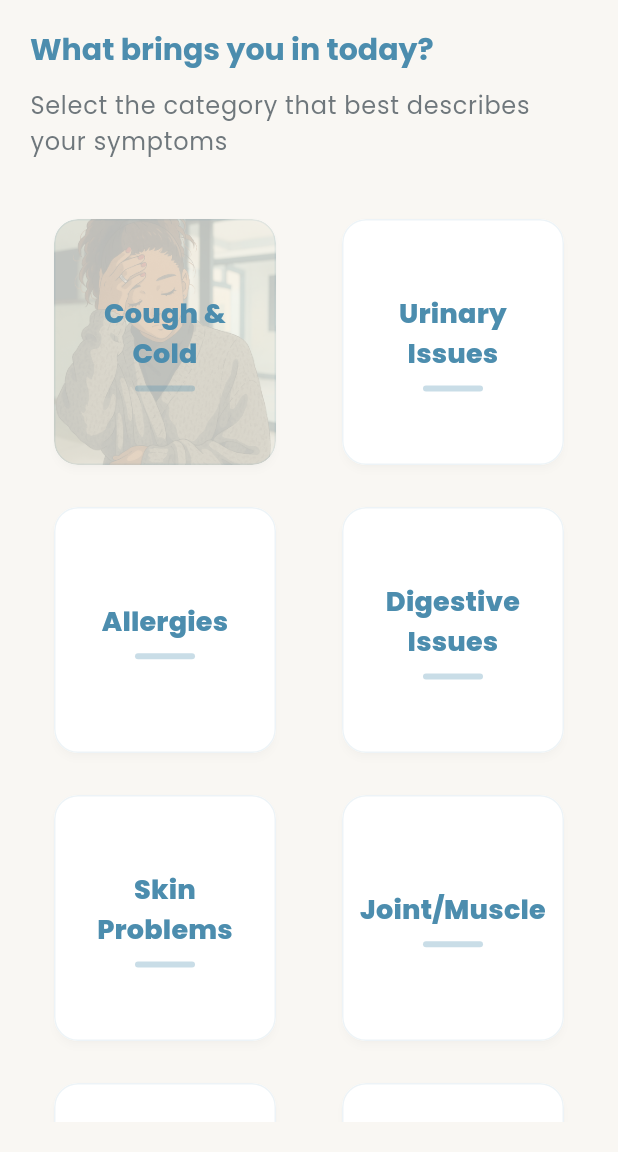
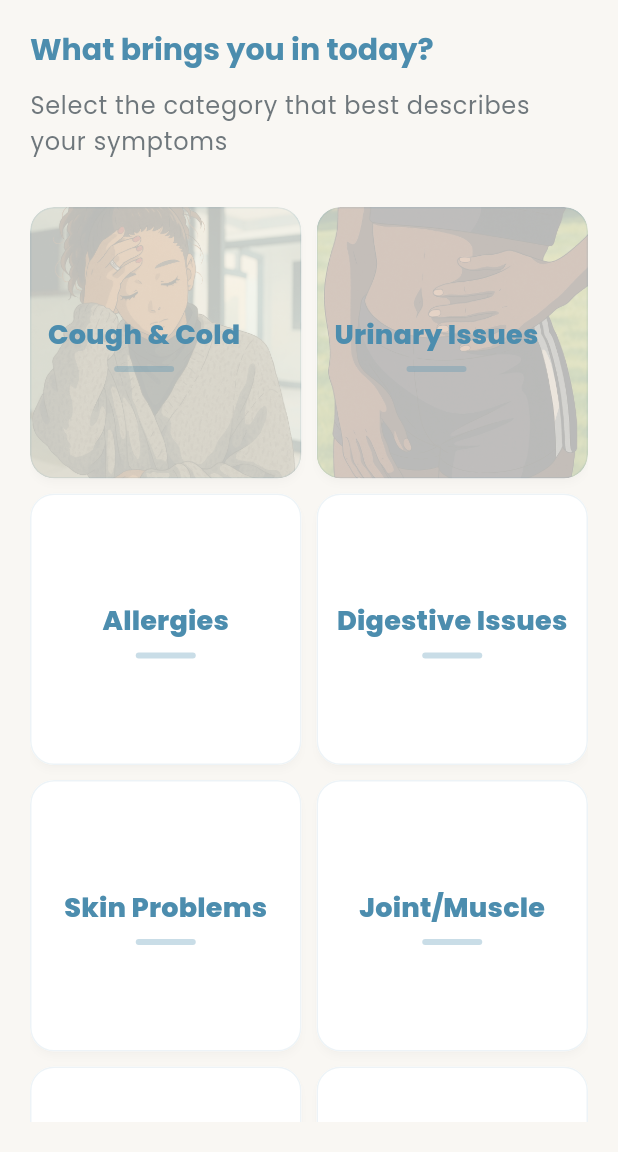
Before and after one commit to gmtfrombc/uber-health-app, a Flutter app: the CategorySelectionScreen screen opened directly with empty values, on a phone screen of 412 x 824 dp, the part 84-1236 px from its top. Run offline on Flutter 3.47's test engine with Material 3 defaults, Android fonts, the light colour scheme and no system bars; our stand-ins replace cloud_firestore, cloud_functions, firebase_auth, firebase_core, font_awesome_flutter, google_fonts and 1 more; missing offline and left inert: flutter_webrtc; accounts and stored records are empty; project files that could hold a hidden picture were left out.

Commit message:
Add UTI image to Urinary Issues category card

```diff
--- a/lib/screens/patient/category_selection_screen.dart
+++ b/lib/screens/patient/category_selection_screen.dart
@@ -2,7 +2,6 @@
 import 'package:flutter/material.dart';
 import 'package:provider/provider.dart';
 import 'package:firebase_auth/firebase_auth.dart';
-import 'package:font_awesome_flutter/font_awesome_flutter.dart';
 import '../../models/patient_request.dart';
 import '../../models/chat_mode.dart';
 import '../../providers/request_provider.dart';
@@ -77,8 +76,8 @@ class CategorySelectionScreen extends StatelessWidget {
             Expanded(
               child: GridView.count(
                 crossAxisCount: 2,
-                crossAxisSpacing: 12,
-                mainAxisSpacing: 12,
+                crossAxisSpacing: 10,
+                mainAxisSpacing: 10,
                 childAspectRatio: 1.0,
                 padding: const EdgeInsets.only(bottom: 16),
                 children: List.generate(categories.length, (index) {
@@ -91,11 +90,7 @@ class CategorySelectionScreen extends StatelessWidget {
                         context,
                         listen: false,
                       );
-                      // Set the selected category.
                       requestProvider.setCategory(category['title']!);
-
-                      // Create a new PatientRequest with the required providerType.
-                      // If we have an appointmentId, we're continuing an existing appointment
                       if (appointmentId == null) {
                         requestProvider.createRequest(
                           PatientRequest(
@@ -107,8 +102,6 @@ class CategorySelectionScreen extends StatelessWidget {
                           ),
                         );
                       }
-
-                      // Check if this is an immediate appointment check-in
                       if (chatMode == ChatMode.immediate &&
                           appointmentId != null) {
                         Navigator.push(
@@ -169,6 +162,7 @@ class CategorySelectionScreen extends StatelessWidget {
                     },
                     child: Card(
                       elevation: 2,
+                      margin: EdgeInsets.zero,
                       shape: RoundedRectangleBorder(
                         borderRadius: BorderRadius.circular(16),
                         side: BorderSide(
--- a/lib/utils/categories.dart
+++ b/lib/utils/categories.dart
@@ -13,6 +13,7 @@ final List<Map<String, dynamic>> medicalProviderCategories = [
     'title': 'Urinary Issues',
     'description': 'Pain, frequency, or burning during urination.',
     'icon': FontAwesomeIcons.notesMedical,
+    'imagePath': 'assets/images/uti.png',
   },
   {
     'title': 'Allergies',
--- a/pubspec.yaml
+++ b/pubspec.yaml
@@ -35,3 +35,4 @@ flutter:
     - assets/animations/
     - assets/images/welcome.jpg
     - assets/images/cough_cold.png
+    - assets/images/uti.png
```
Also changed, not shown: assets/images/uti.png (added).
